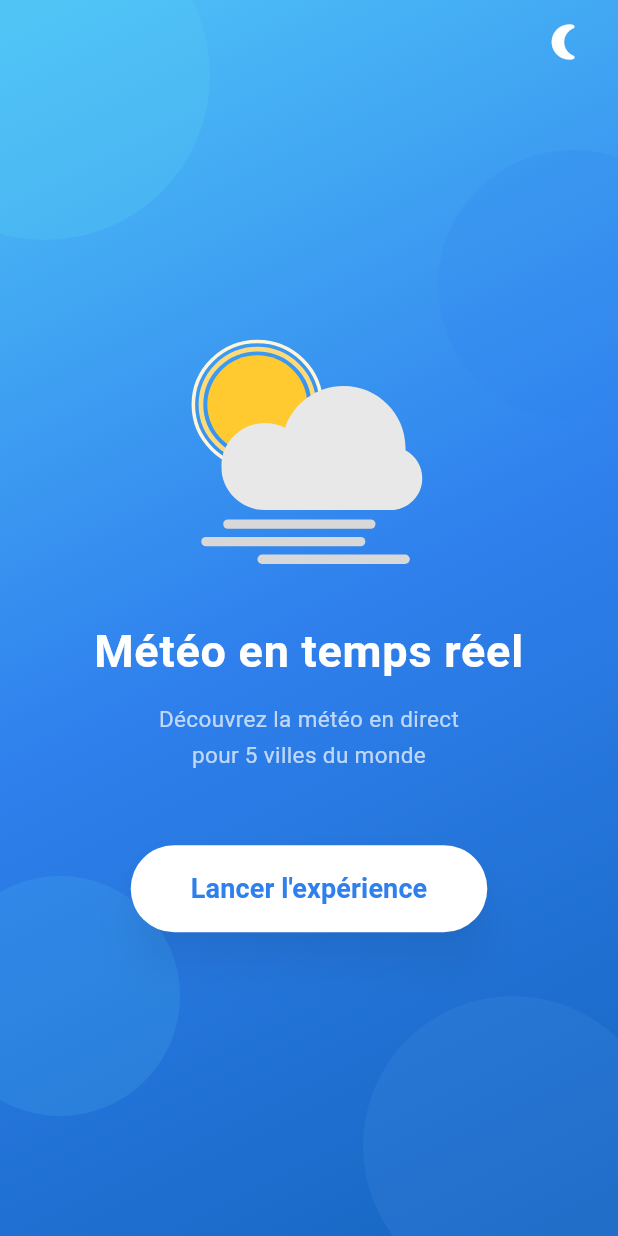
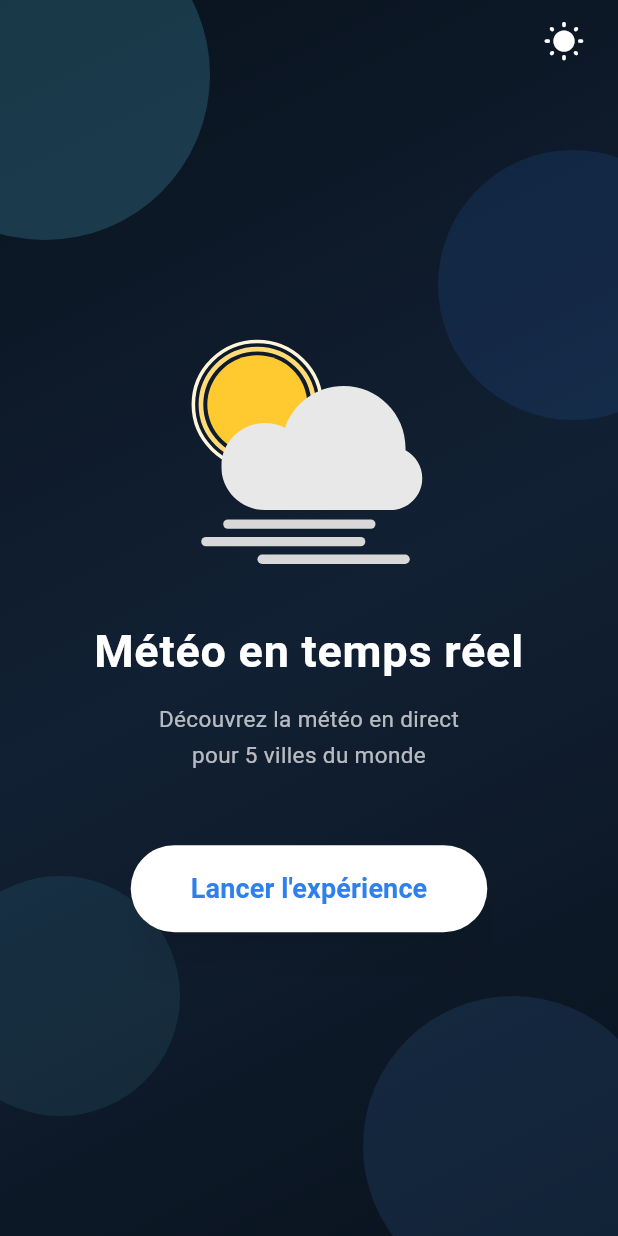
Before and after one commit to theplugofheishi412/application-weather, a Flutter app: the screen it shows after launch, after a tap on the "nightlight round" icon, on a phone screen of 412 x 824 dp. Run offline on Flutter 3.47's test engine with Material 3 defaults, Android fonts, the phone set to English and light mode, and no system bars; our stand-ins replace dio, flutter_dotenv, flutter_map, latlong2, lottie; network calls fail.

Commit message:
ajout de la features dark and white

```diff
--- a/lib/presentation/screens/home_screen.dart
+++ b/lib/presentation/screens/home_screen.dart
@@ -9,7 +9,12 @@ class HomeScreen extends StatelessWidget {
   @override
   Widget build(BuildContext context) {
     final appState = MyApp.of(context);
-    final isDark = appState?.isDark ?? false;
+    // Theme.of(context) est un InheritedWidget — Flutter rebuild automatiquement
+  // ce widget dès que le thème change dans MaterialApp.
+  //
+  // On NE PAS utiliser appState?.isDark car c'est un simple getter Dart,
+  // pas lié au système de rebuild Flutter ,la valeur ne se met pas à jour.
+    final IsDark = Theme.of(context).brightness == Brightness.dark;
 
     return Scaffold(
       extendBodyBehindAppBar: true,
@@ -24,13 +29,13 @@ class HomeScreen extends StatelessWidget {
               icon: AnimatedSwitcher(
                 duration: const Duration(milliseconds: 300),
                 child: Icon(
-                  isDark ? Icons.wb_sunny_rounded : Icons.nightlight_round,
-                  key: ValueKey(isDark),
+                  IsDark ? Icons.wb_sunny_rounded : Icons.nightlight_round,
+                  key: ValueKey(IsDark),
                   color: Colors.white,
                   size: 28,
                 ),
               ),
-              tooltip: isDark ? 'Mode clair' : 'Mode sombre',
+              tooltip: IsDark ? 'Mode clair' : 'Mode sombre',
             ),
           ),
         ],
@@ -45,7 +50,7 @@ class HomeScreen extends StatelessWidget {
                 gradient: LinearGradient(
                   begin: Alignment.topLeft,
                   end: Alignment.bottomRight,
-                  colors: isDark
+                  colors: IsDark
                       ? const [Color(0xFF0D1B2A), Color(0xFF1A2E4A), Color(0xFF0D1B2A)]
                       : const [Color(0xFF4FC3F7), Color(0xFF2F80ED), Color(0xFF1565C0)],
                   stops: const [0.0, 0.5, 1.0],
@@ -54,7 +59,7 @@ class HomeScreen extends StatelessWidget {
             ),
           ),
 
-          // ☁️ Nuages décoratifs en fond (cercles flous)
+          //  Nuages décoratifs en fond (cercles flous)
           Positioned(
             top: -60,
             left: -80,
@@ -77,7 +82,7 @@ class HomeScreen extends StatelessWidget {
           ),
 
           // Overlay sombre en mode dark
-          if (isDark)
+          if (IsDark)
             Positioned.fill(
               child: Container(color: Colors.black.withOpacity(0.3)),
             ),
```
